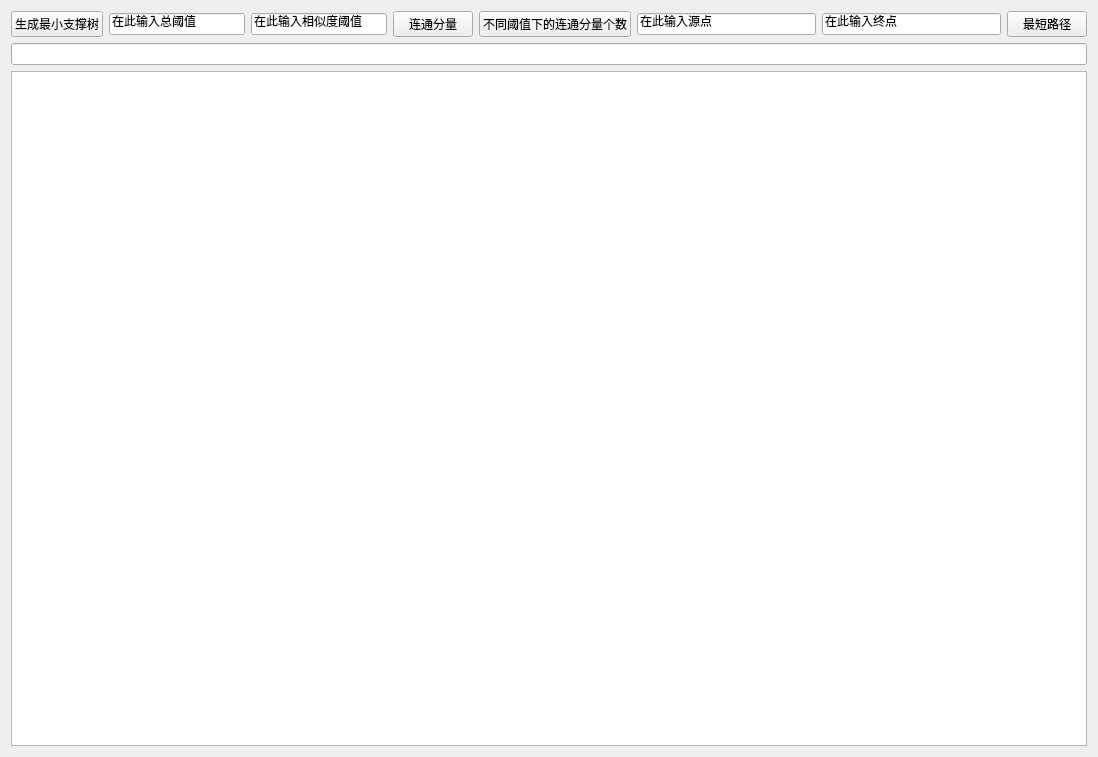
Above: dialog.ui from JunguangJiang/VisualizeGraph before the change. Below: the same form after it.
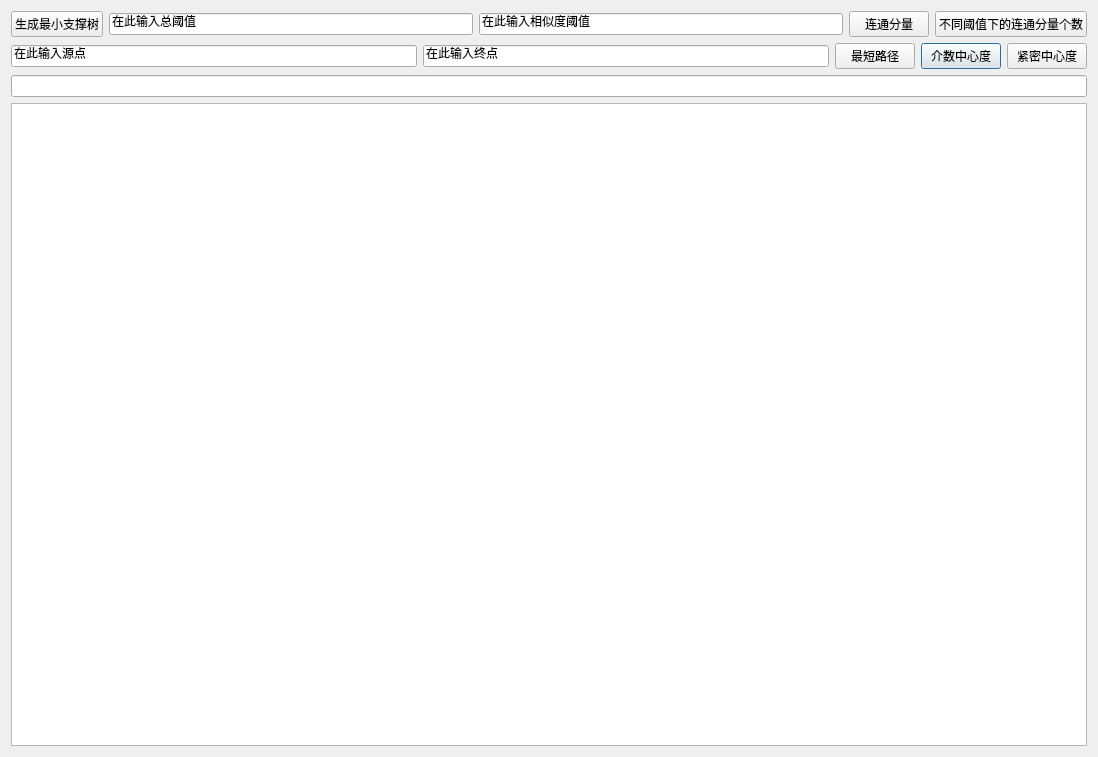
That is the form after the change.

Commit message: 完成了中心度算法及其可视化

The edit to the form file:
```diff
--- a/dialog.ui
+++ b/dialog.ui
@@ -78,7 +78,12 @@
       </widget>
      </item>
      <item>
-      <layout class="QHBoxLayout" name="horizontalLayout">
+      <layout class="QHBoxLayout" name="horizontalLayout"/>
+     </item>
+    </layout>
+   </item>
+   <item>
+    <layout class="QHBoxLayout" name="horizontalLayout_5">
        <item>
         <widget class="QLineEdit" name="sourceEdit">
          <property name="focusPolicy">
@@ -99,8 +104,6 @@
          </property>
         </widget>
        </item>
-      </layout>
-     </item>
      <item>
       <widget class="QPushButton" name="shortestPathButton">
        <property name="text">
@@ -111,6 +114,20 @@
        </property>
       </widget>
      </item>
+     <item>
+      <widget class="QPushButton" name="betweennessCentralityButton">
+       <property name="text">
+        <string>介数中心度</string>
+       </property>
+      </widget>
+     </item>
+     <item>
+      <widget class="QPushButton" name="closenessCentralityButton">
+       <property name="text">
+        <string>紧密中心度</string>
+       </property>
+      </widget>
+     </item>
     </layout>
    </item>
    <item>
```
Lines whose indentation alone changed are shown as unchanged. The commit also changes 8 other files.
